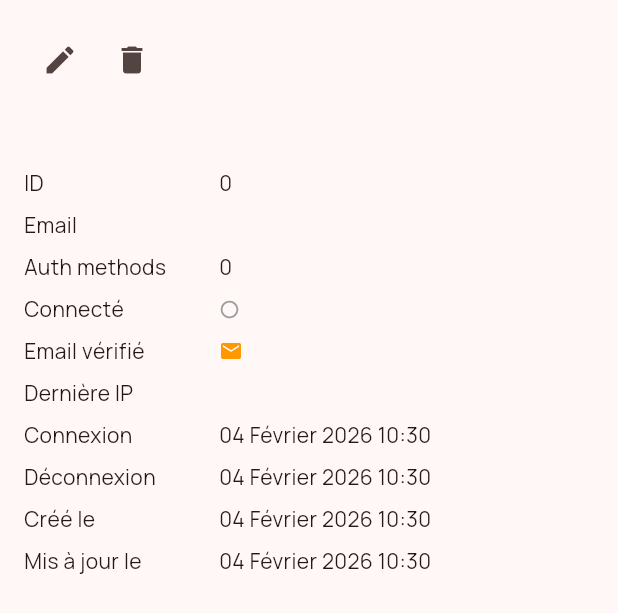
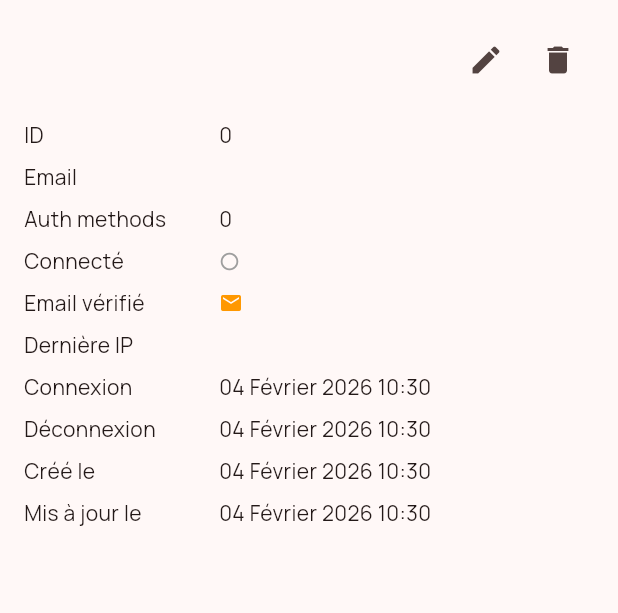
Before and after one commit to FloRobart/floraccess_app, a Flutter app: the _Sheet widget shown alone on an empty page, opened directly with empty values, on a phone screen of 412 x 824 dp. Shown: the top 613 px of the screen. Run offline on Flutter 3.47's test engine with Material 3 defaults, Android fonts, the phone set to English and light mode, and no system bars; our stand-ins replace equatable, flutter_dotenv, go_router, google_fonts, package_info_plus, shared_preferences; accounts and stored records are empty; network calls fail.

Commit message:
fix(user details): Fix design of user details

```diff
--- a/lib/features/users/presentation/widgets/user_details_sheet.dart
+++ b/lib/features/users/presentation/widgets/user_details_sheet.dart
@@ -72,6 +72,18 @@ class _Sheet extends StatelessWidget {
         children: [
           Row(
             children: [
+              Expanded(
+                child: Align(
+                  alignment: Alignment.centerLeft,
+                  child: Text(
+                    user.pseudo,
+                    style: Theme.of(context).textTheme.headlineSmall,
+                  ),
+                ),
+              ),
+              Row(
+                mainAxisSize: MainAxisSize.min,
+                children: [
                   IconButton(
                     icon: const Icon(Icons.edit),
                     onPressed: () async {
@@ -88,7 +100,8 @@ class _Sheet extends StatelessWidget {
                   ),
                 ],
               ),
-          Text(user.pseudo, style: Theme.of(context).textTheme.headlineSmall),
+            ],
+          ),
           const SizedBox(height: 12),
           _row('ID', Text(user.id.toString())),
           _row('Email', Text(user.email)),
```
Lines whose indentation alone changed are shown as unchanged.
